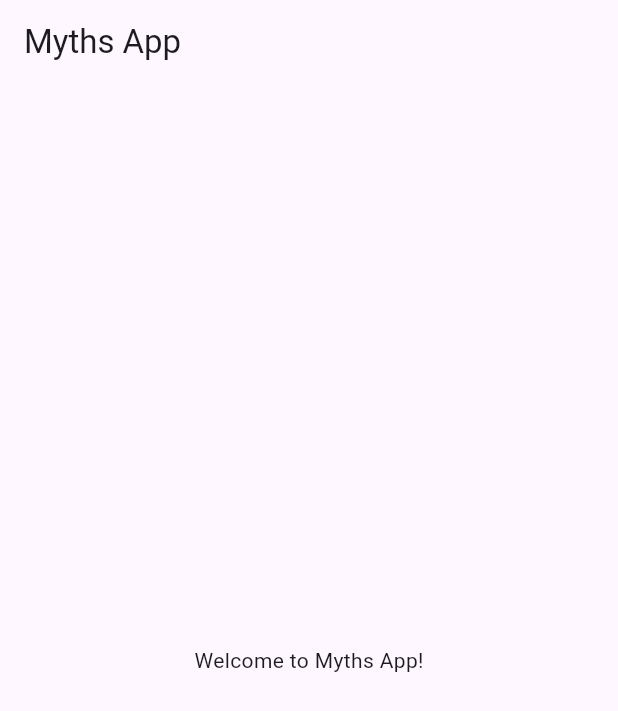
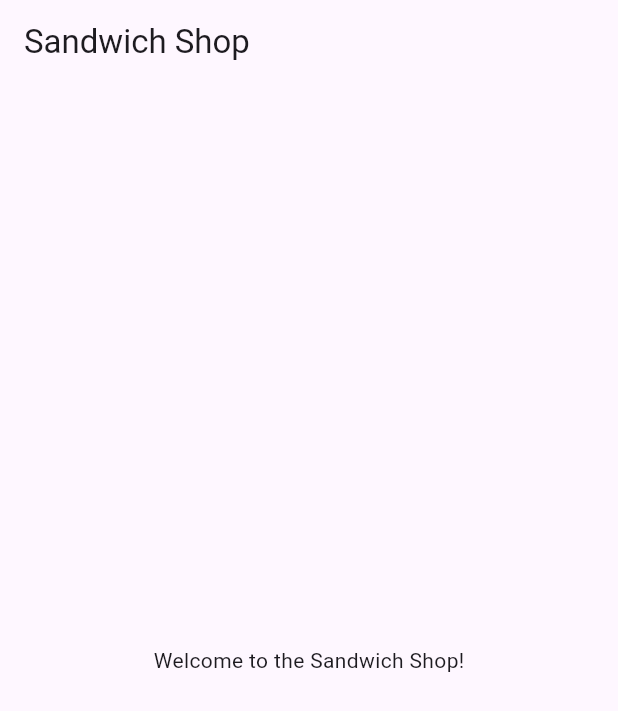
Before and after one commit to Rakib-208/flutter_prog, a Flutter app: the screen it shows after launch, on a phone screen of 412 x 824 dp. Shown: the top 711 px of the screen. Run offline on Flutter 3.47's test engine with Material 3 defaults, Android fonts, the phone set to English and light mode, and no system bars.

Commit message:
Default UI of the app

```diff
--- a/lib/main.dart
+++ b/lib/main.dart
@@ -11,8 +11,8 @@ class App extends StatelessWidget {
     return MaterialApp(
       title: "Myths App",
       home: Scaffold(
-        appBar: AppBar(title: const Text("Myths App")),
-        body: const Center(child: Text("Welcome to Myths App!")),
+        appBar: AppBar(title: const Text("Sandwich Shop")),
+        body: const Center(child: Text("Welcome to the Sandwich Shop!")),
       ),
     );
   }
```
